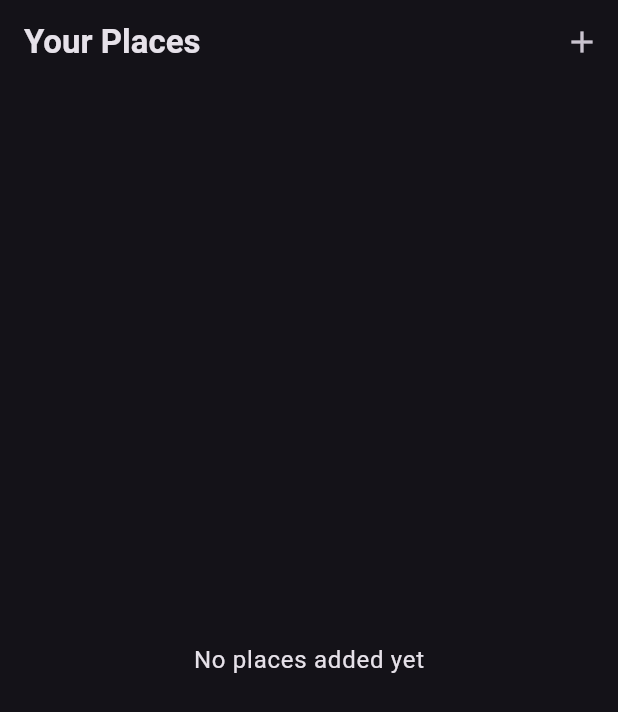
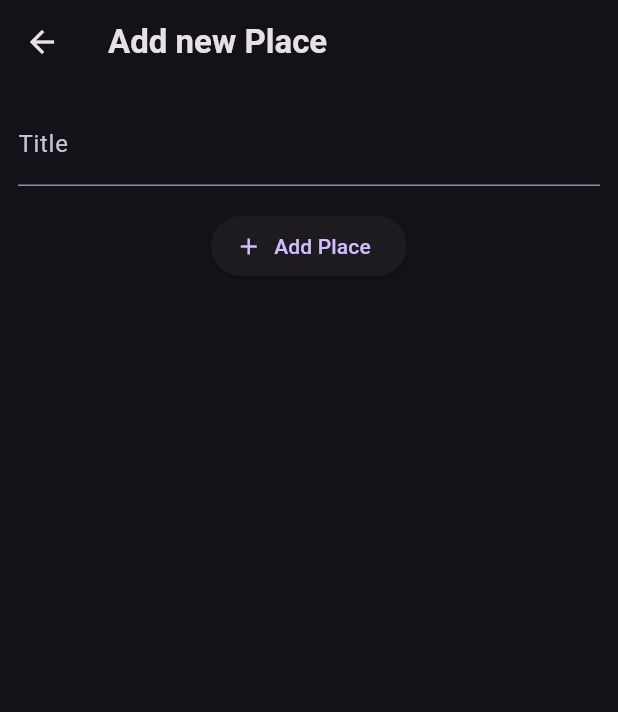
Before and after one commit to FadrialR/favorite_places_app, a Flutter app: the screen it shows after launch, after a tap on the "add" icon, on a phone screen of 412 x 824 dp. Shown: the top 712 px of the screen. Run offline on Flutter 3.47's test engine with Material 3 defaults, Android fonts, the phone set to English and light mode, and no system bars; our stand-ins replace google_fonts.

Commit message:
Adding an 'Add Place' Screen

```diff
--- a/lib/screens/add_place.dart
+++ b/lib/screens/add_place.dart
@@ -1 +1,45 @@
 import 'package:flutter/material.dart';
+
+class AddPlaceScreen extends StatefulWidget {
+  const AddPlaceScreen({super.key});
+
+  @override
+  State<AddPlaceScreen> createState() => _AddPlaceScreenState();
+}
+
+class _AddPlaceScreenState extends State<AddPlaceScreen> {
+  final _titleController = TextEditingController();
+
+  @override
+  void dispose() {
+    _titleController.dispose();
+    super.dispose();
+  }
+
+  @override
+  Widget build(BuildContext context) {
+    return Scaffold(
+      appBar: AppBar(
+        title: const Text('Add new Place'),
+      ),
+      body: SingleChildScrollView(
+        padding: const EdgeInsets.all(12),
+        child: Column(
+          children: [
+            TextField(
+              decoration: const InputDecoration(labelText: 'Title'),
+              controller: _titleController,
+              style: TextStyle(color: Theme.of(context).colorScheme.onSurface),
+            ),
+            const SizedBox(height: 16),
+            ElevatedButton.icon(
+              onPressed: () {},
+              icon: const Icon(Icons.add),
+              label: const Text('Add Place'),
+            ),
+          ],
+        ),
+      ),
+    );
+  }
+}
--- a/lib/screens/places.dart
+++ b/lib/screens/places.dart
@@ -1,3 +1,4 @@
+import 'package:favorite_places_app/screens/add_place.dart';
 import 'package:favorite_places_app/widgets/places_list.dart';
 import 'package:flutter/material.dart';
 
@@ -11,7 +12,13 @@ class PlacesScreen extends StatelessWidget {
         title: const Text('Your Places'),
         actions: [
           IconButton(
-            onPressed: () {},
+            onPressed: () {
+              Navigator.of(context).push(
+                MaterialPageRoute(
+                  builder: (ctx) => const AddPlaceScreen(),
+                ),
+              );
+            },
             icon: const Icon(Icons.add),
           ),
         ],
```
